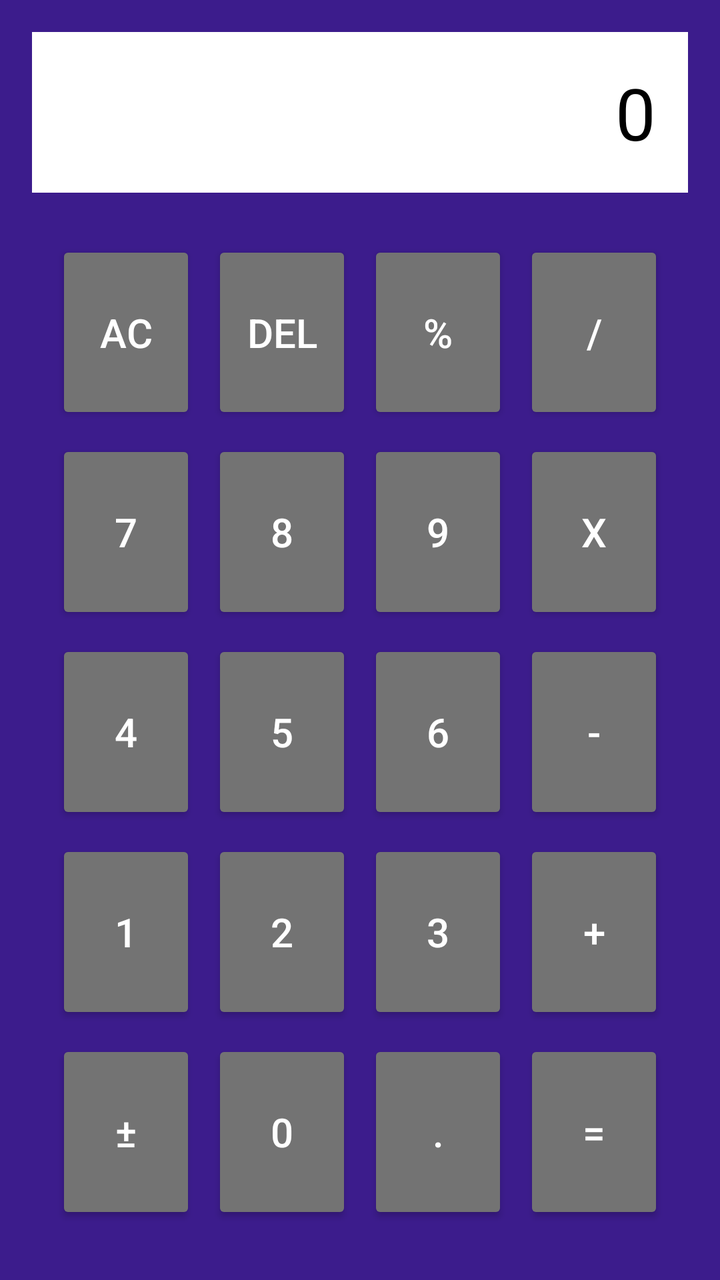
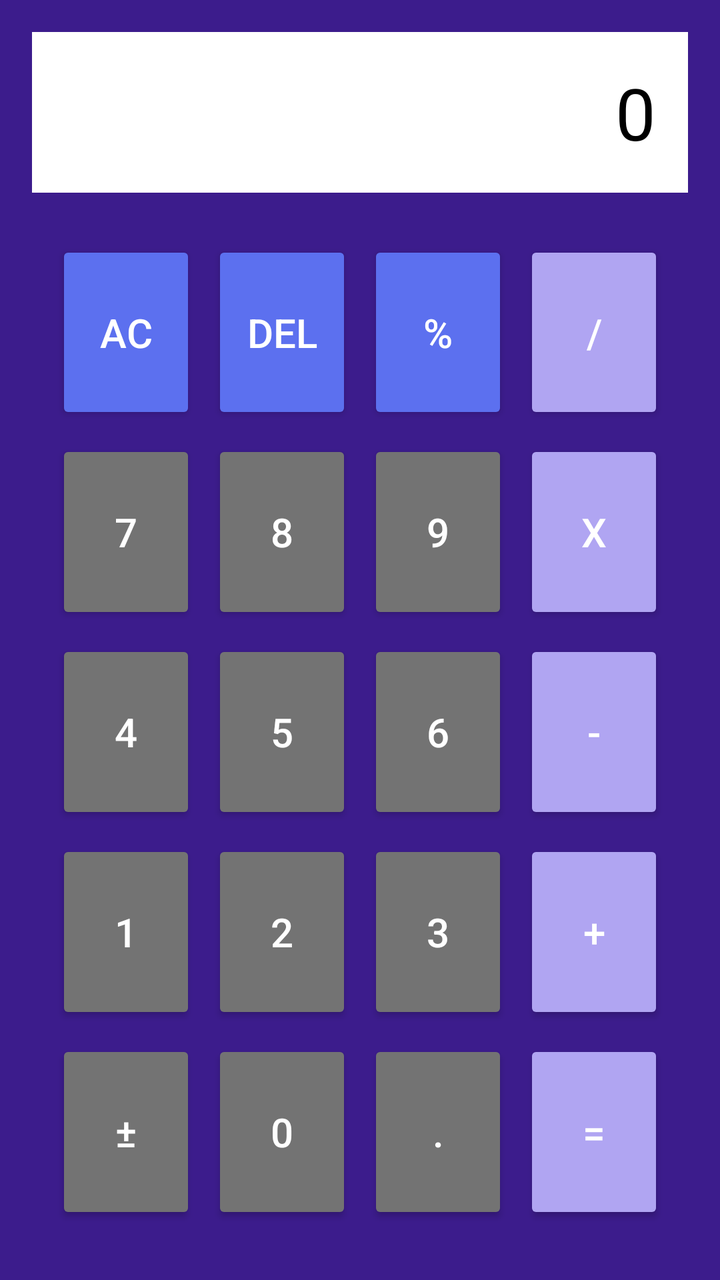

The first picture is an Android layout as it rendered before a commit; the second is the same layout after the commit. The layout source and the unified diff follow.
<!-- AndroidManifest.xml: application theme Theme.Calculator21 -->
<!-- res/layout/activity_main.xml -->
<?xml version="1.0" encoding="utf-8"?>
<LinearLayout
    android:id="@+id/main"
    xmlns:android="http://schemas.android.com/apk/res/android"
    android:layout_width="match_parent"
    android:layout_height="match_parent"
    android:orientation="vertical"
    android:background="#3C1C8C"
    android:padding="16dp">

    
    <TextView
        android:id="@+id/TxtDisplay"
        android:layout_width="match_parent"
        android:layout_height="wrap_content"
        android:text="0"
        android:padding="16dp"
        android:textColor="@color/black"
        android:gravity="end"
        android:background="#FFFFFF"
        android:layout_marginBottom="12dp"
        android:textSize="36sp"/>
    
    <LinearLayout
        android:layout_width="match_parent"
        android:layout_height="0dp"
        android:layout_weight="1"
        android:orientation="vertical"
        android:padding="8dp">

    
        <LinearLayout
            android:layout_width="match_parent"
            android:layout_height="0dp"
            android:layout_weight="1"
            android:orientation="horizontal">
            
            <Button
                android:id="@+id/btnAc"
                android:layout_width="0dp"
                android:layout_height="match_parent"
                android:layout_weight="1"
                android:text="AC"
                android:layout_margin="4dp"
                android:textSize="20sp"
                android:textColor="#ffffff"
                android:backgroundTint="#737373"/>
         <Button
                android:id="@+id/btnDel"
                android:layout_width="0dp"
                android:layout_height="match_parent"
                android:layout_weight="1"
                android:text="DEL"
                android:layout_margin="4dp"
                android:textSize="20sp"
                android:textColor="#ffffff"
                android:backgroundTint="#737373"/>
            <Button
                android:id="@+id/btnMod"
                android:layout_width="0dp"
                android:layout_height="match_parent"
                android:layout_weight="1"
                android:text="%"
                android:layout_margin="4dp"
                android:textSize="20sp"
                android:textColor="#ffffff"
                android:backgroundTint="#737373"/>
            <Button
                android:id="@+id/btnDiv"
                android:layout_width="0dp"
                android:layout_height="match_parent"
                android:layout_weight="1"
                android:textSize="20sp"
                android:text="/"
                android:layout_margin="4dp"
                android:textColor="#ffffff"
                android:backgroundTint="#737373"/>
        </LinearLayout>

        
        <LinearLayout
            android:layout_width="match_parent"
            android:layout_height="0dp"
            android:layout_weight="1"
            android:orientation="horizontal">
            
            <Button
                android:id="@+id/btnSeven"
                android:layout_width="0dp"
                android:layout_height="match_parent"
                android:layout_weight="1"
                android:text="7"
                android:layout_margin="4dp"
                android:textSize="20sp"
                android:textColor="#ffffff"
                android:backgroundTint="#737373"/>
            <Button
                android:id="@+id/btnEight"
                android:layout_width="0dp"
                android:layout_height="match_parent"
                android:layout_weight="1"
                android:text="8"
                android:layout_margin="4dp"
                android:textSize="20sp"
                android:textColor="#ffffff"
                android:backgroundTint="#737373"/>
            <Button
                android:id="@+id/btnNine"
                android:layout_width="0dp"
                android:layout_height="match_parent"
                android:layout_weight="1"
                android:text="9"
                android:layout_margin="4dp"
                android:textSize="20sp"
                android:textColor="#ffffff"
                android:backgroundTint="#737373"/>
            <Button
                android:id="@+id/btnMultiply"
                android:layout_width="0dp"
                android:layout_height="match_parent"
                android:layout_weight="1"
                android:text="x"
                android:layout_margin="4dp"
                android:textSize="20sp"
                android:textColor="#ffffff"
                android:backgroundTint="#737373"/>
        </LinearLayout>

        
        <LinearLayout
            android:layout_width="match_parent"
            android:layout_height="0dp"
            android:layout_weight="1"
            android:orientation="horizontal">
            
            <Button
                android:id="@+id/btnFour"
                android:layout_width="0dp"
                android:layout_height="match_parent"
                android:layout_weight="1"
                android:text="4"
                android:layout_margin="4dp"
                android:textSize="20sp"
                android:textColor="#ffffff"
                android:backgroundTint="#737373"/>
            <Button
                android:id="@+id/btnFive"
                android:layout_width="0dp"
                android:layout_height="match_parent"
                android:layout_weight="1"
                android:text="5"
                android:layout_margin="4dp"
                android:textSize="20sp"
                android:textColor="#ffffff"
                android:backgroundTint="#737373"/>
            <Button
                android:id="@+id/btnSix"
                android:layout_width="0dp"
                android:layout_height="match_parent"
                android:layout_weight="1"
                android:text="6"
                android:layout_margin="4dp"
                android:textSize="20sp"
                android:textColor="#ffffff"
                android:backgroundTint="#737373"/>
            <Button
                android:id="@+id/btnMi"
                android:layout_width="0dp"
                android:layout_height="match_parent"
                android:layout_weight="1"
                android:text="-"
                android:layout_margin="4dp"
                android:textSize="20sp"
                android:textColor="#ffffff"
                android:backgroundTint="#737373"/>
        </LinearLayout>
        
        <LinearLayout
            android:layout_width="match_parent"
            android:layout_height="0dp"
            android:layout_weight="1"
            android:orientation="horizontal">
            
            <Button
                android:id="@+id/btnOne"
                android:layout_width="0dp"
                android:layout_height="match_parent"
                android:layout_weight="1"
                android:text="1"
                android:layout_margin="4dp"
                android:textSize="20sp"
                android:textColor="#ffffff"
                android:backgroundTint="#737373"/>
            <Button
                android:id="@+id/btnTwo"
                android:layout_width="0dp"
                android:layout_height="match_parent"
                android:layout_weight="1"
                android:text="2"
                android:layout_margin="4dp"
                android:textColor="#ffffff"
                android:textSize="20sp"
                android:backgroundTint="#737373"/>
            <Button
                android:id="@+id/btnThree"
                android:layout_width="0dp"
                android:layout_height="match_parent"
                android:layout_weight="1"
                android:text="3"
                android:layout_margin="4dp"
                android:textColor="#ffffff"
                android:textSize="20sp"
                android:backgroundTint="#737373"/>
            <Button
                android:id="@+id/btnPlus"
                android:layout_width="0dp"
                android:layout_height="match_parent"
                android:layout_weight="1"
                android:text="+"
                android:layout_margin="4dp"
                android:textColor="#ffffff"
                android:textSize="20sp"
                android:backgroundTint="#737373"/>
        </LinearLayout>
        
        <LinearLayout
            android:layout_width="match_parent"
            android:layout_height="0dp"
            android:layout_weight="1"
            android:textColor="#ffffff"
            android:orientation="horizontal">
            
            <Button
                android:id="@+id/btnPlusMinus"
                android:layout_width="0dp"
                android:layout_height="match_parent"
                android:layout_weight="1"
                android:text="±"
                android:layout_margin="4dp"
                android:textColor="#ffffff"
                android:textSize="20sp"
                android:backgroundTint="#737373"/>
            <Button
                android:id="@+id/btnZero"
                android:layout_width="0dp"
                android:layout_height="match_parent"
                android:layout_weight="1"
                android:text="0"
                android:layout_margin="4dp"
                android:textSize="20sp"
                android:textColor="#ffffff"
                android:backgroundTint="#737373"/>
            <Button
                android:id="@+id/btnDot"
                android:layout_width="0dp"
                android:layout_height="match_parent"
                android:layout_weight="1"
                android:text="."
                android:layout_margin="4dp"
                android:textSize="20sp"
                android:textColor="#ffffff"
                android:backgroundTint="#737373"/>
            <Button
                android:id="@+id/btnEqual"
                android:layout_width="0dp"
                android:layout_height="match_parent"
                android:layout_weight="1"
                android:text="="
                android:layout_margin="4dp"
                android:textSize="20sp"
                android:textColor="#ffffff"
                android:backgroundTint="#737373"/>
        </LinearLayout>
    </LinearLayout>
</LinearLayout>
<!-- resources referenced by this layout -->
<resources>
  <color name="black">#FF000000</color>
  <style name="Theme.Calculator21" parent="Base.Theme.Calculator21" />
  <style name="Base.Theme.Calculator21" parent="Theme.AppCompat.DayNight.NoActionBar">
          
          
      </style>
</resources>

<!-- the commit's change to res/layout/activity_main.xml (unified diff, before → after) -->
@@ -44,8 +44,8 @@
                 android:layout_margin="4dp"
                 android:textSize="20sp"
                 android:textColor="#ffffff"
-                android:backgroundTint="#737373"/>
-         <Button
+                android:backgroundTint="#5C70EF"/>
+            <Button
                 android:id="@+id/btnDel"
                 android:layout_width="0dp"
                 android:layout_height="match_parent"
@@ -54,7 +54,7 @@
                 android:layout_margin="4dp"
                 android:textSize="20sp"
                 android:textColor="#ffffff"
-                android:backgroundTint="#737373"/>
+                android:backgroundTint="#5C70EF"/>
             <Button
                 android:id="@+id/btnMod"
                 android:layout_width="0dp"
@@ -64,9 +64,9 @@
                 android:layout_margin="4dp"
                 android:textSize="20sp"
                 android:textColor="#ffffff"
-                android:backgroundTint="#737373"/>
-            <Button
-                android:id="@+id/btnDiv"
+                android:backgroundTint="#5C70EF"/>
+            <Button
+                android:id="@+id/btnDivide"
                 android:layout_width="0dp"
                 android:layout_height="match_parent"
                 android:layout_weight="1"
@@ -74,7 +74,7 @@
                 android:text="/"
                 android:layout_margin="4dp"
                 android:textColor="#ffffff"
-                android:backgroundTint="#737373"/>
+                android:backgroundTint="#B0A5F2"/>
         </LinearLayout>
 
         
@@ -123,7 +123,7 @@
                 android:layout_margin="4dp"
                 android:textSize="20sp"
                 android:textColor="#ffffff"
-                android:backgroundTint="#737373"/>
+                android:backgroundTint="#B0A5F2"/>
         </LinearLayout>
 
         
@@ -164,7 +164,7 @@
                 android:textColor="#ffffff"
                 android:backgroundTint="#737373"/>
             <Button
-                android:id="@+id/btnMi"
+                android:id="@+id/btnMinus"
                 android:layout_width="0dp"
                 android:layout_height="match_parent"
                 android:layout_weight="1"
@@ -172,7 +172,7 @@
                 android:layout_margin="4dp"
                 android:textSize="20sp"
                 android:textColor="#ffffff"
-                android:backgroundTint="#737373"/>
+                android:backgroundTint="#B0A5F2"/>
         </LinearLayout>
         
         <LinearLayout
@@ -220,7 +220,7 @@
                 android:layout_margin="4dp"
                 android:textColor="#ffffff"
                 android:textSize="20sp"
-                android:backgroundTint="#737373"/>
+                android:backgroundTint="#B0A5F2"/>
         </LinearLayout>
         
         <LinearLayout
@@ -269,7 +269,7 @@
                 android:layout_margin="4dp"
                 android:textSize="20sp"
                 android:textColor="#ffffff"
-                android:backgroundTint="#737373"/>
+                android:backgroundTint="#B0A5F2"/>
         </LinearLayout>
     </LinearLayout>
 </LinearLayout>
